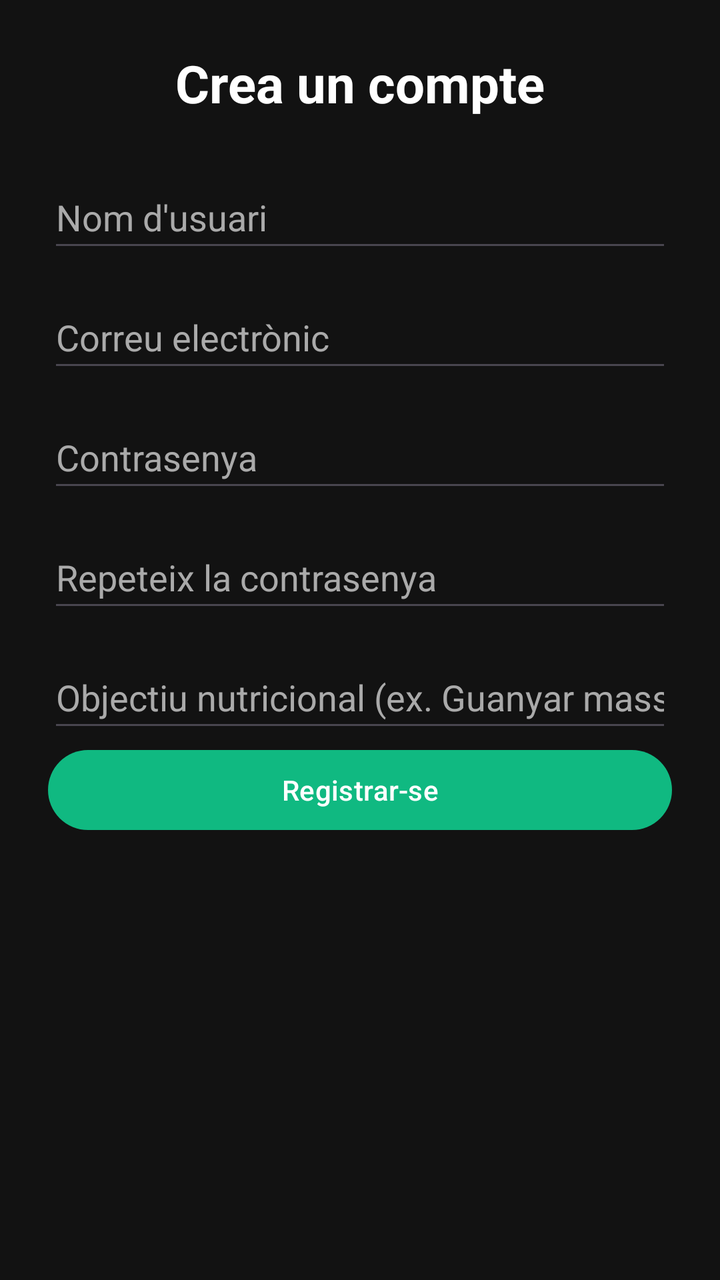
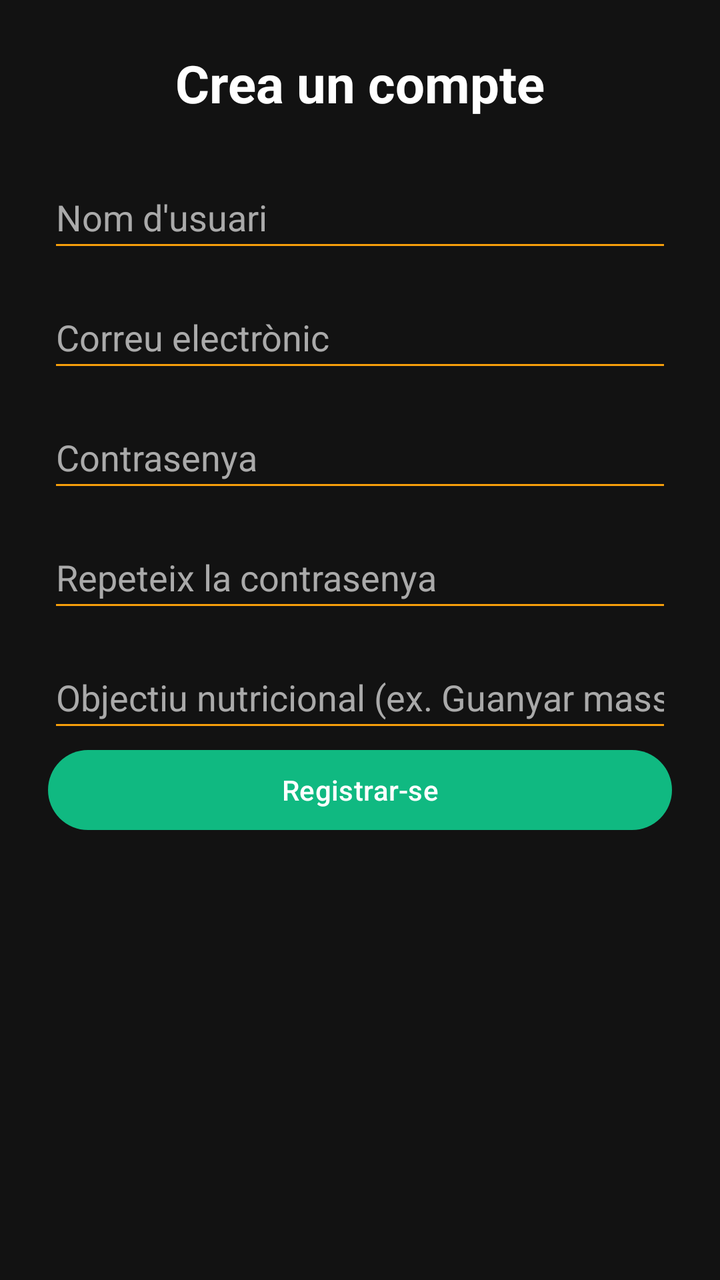

An Android layout rendered at two revisions. The XML below is the earlier revision; the diff shows what the commit changed to produce the second picture.
<!-- AndroidManifest.xml: application theme Theme.SupperApplication -->
<!-- res/layout/activity_register2.xml -->
<?xml version="1.0" encoding="utf-8"?>
<androidx.constraintlayout.widget.ConstraintLayout xmlns:android="http://schemas.android.com/apk/res/android"
    xmlns:app="http://schemas.android.com/apk/res-auto"
    xmlns:tools="http://schemas.android.com/tools"
    android:id="@+id/main"
    android:layout_width="match_parent"
    android:layout_height="match_parent"
    android:padding="24dp"
    android:background="@color/fons_principal"
    tools:context=".RegisterActivity">

    <TextView
        android:id="@+id/tvRegisterTitle"
        android:layout_width="wrap_content"
        android:layout_height="wrap_content"
        android:text="@string/register_title"
        android:textSize="26sp"
        android:textStyle="bold"
        android:textColor="@android:color/white"
        app:layout_constraintTop_toTopOf="parent"
        app:layout_constraintBottom_toTopOf="@id/etRegUser"
        app:layout_constraintStart_toStartOf="parent"
        app:layout_constraintEnd_toEndOf="parent"
        app:layout_constraintVertical_chainStyle="packed"
        android:layout_marginBottom="24dp"/>

    <EditText
        android:id="@+id/etRegUser"
        android:layout_width="0dp"
        android:layout_height="wrap_content"
        android:hint="@string/hint_username"
        android:inputType="textPersonName"
        android:minHeight="48dp"
        android:textColor="@android:color/white"
        android:textColorHint="@android:color/darker_gray"
        app:backgroundTint="@color/edit_text_tint"
        android:autofillHints="username"
        app:layout_constraintTop_toBottomOf="@id/tvRegisterTitle"
        app:layout_constraintBottom_toTopOf="@id/etRegEmail"
        app:layout_constraintStart_toStartOf="parent"
        app:layout_constraintEnd_toEndOf="parent"
        android:layout_marginBottom="12dp"/>

    <EditText
        android:id="@+id/etRegEmail"
        android:layout_width="0dp"
        android:layout_height="wrap_content"
        android:hint="@string/hint_email"
        android:inputType="textEmailAddress"
        android:minHeight="48dp"
        android:textColor="@android:color/white"
        android:textColorHint="@android:color/darker_gray"
        app:backgroundTint="@color/edit_text_tint"
        android:autofillHints="emailAddress"
        app:layout_constraintTop_toBottomOf="@id/etRegUser"
        app:layout_constraintBottom_toTopOf="@id/etRegPassword"
        app:layout_constraintStart_toStartOf="parent"
        app:layout_constraintEnd_toEndOf="parent"
        android:layout_marginBottom="12dp"/>

    <EditText
        android:id="@+id/etRegPassword"
        android:layout_width="0dp"
        android:layout_height="wrap_content"
        android:hint="@string/hint_password"
        android:inputType="textPassword"
        android:minHeight="48dp"
        android:textColor="@android:color/white"
        android:textColorHint="@android:color/darker_gray"
        app:backgroundTint="@color/edit_text_tint"
        android:autofillHints="password"
        app:layout_constraintTop_toBottomOf="@id/etRegEmail"
        app:layout_constraintBottom_toTopOf="@id/etRegConfirmPassword"
        app:layout_constraintStart_toStartOf="parent"
        app:layout_constraintEnd_toEndOf="parent"
        android:layout_marginBottom="12dp"/>

    <EditText
        android:id="@+id/etRegConfirmPassword"
        android:layout_width="0dp"
        android:layout_height="wrap_content"
        android:hint="@string/hint_confirm_password"
        android:inputType="textPassword"
        android:minHeight="48dp"
        android:textColor="@android:color/white"
        android:textColorHint="@android:color/darker_gray"
        app:backgroundTint="@color/edit_text_tint"
        android:autofillHints="password"
        app:layout_constraintTop_toBottomOf="@id/etRegPassword"
        app:layout_constraintBottom_toTopOf="@id/etRegGoal"
        app:layout_constraintStart_toStartOf="parent"
        app:layout_constraintEnd_toEndOf="parent"
        android:layout_marginBottom="12dp"/>

    <EditText
        android:id="@+id/etRegGoal"
        android:layout_width="0dp"
        android:layout_height="wrap_content"
        android:hint="@string/hint_goal"
        android:inputType="text"
        android:minHeight="48dp"
        android:textColor="@android:color/white"
        android:textColorHint="@android:color/darker_gray"
        app:backgroundTint="@color/edit_text_tint"
        app:layout_constraintTop_toBottomOf="@id/etRegConfirmPassword"
        app:layout_constraintBottom_toTopOf="@id/btnRegisterSubmit"
        app:layout_constraintStart_toStartOf="parent"
        app:layout_constraintEnd_toEndOf="parent"
        android:layout_marginBottom="24dp"/>

    <Button
        android:id="@+id/btnRegisterSubmit"
        android:layout_width="0dp"
        android:layout_height="wrap_content"
        android:text="@string/btn_register"
        android:minHeight="48dp"
        app:layout_constraintTop_toBottomOf="@id/etRegGoal"
        app:layout_constraintStart_toStartOf="parent"
        app:layout_constraintEnd_toEndOf="parent"/>

</androidx.constraintlayout.widget.ConstraintLayout>
<!-- resources referenced by this layout -->
<resources>
  <color name="fons_principal">#121212</color>
  <string name="btn_register">Registrar-se</string>
  <string name="hint_confirm_password">Repeteix la contrasenya</string>
  <string name="hint_email">Correu electrònic</string>
  <string name="hint_goal">Objectiu nutricional (ex. Guanyar massa)</string>
  <string name="hint_password">Contrasenya</string>
  <string name="hint_username">Nom d\'usuari</string>
  <string name="register_title">Crea un compte</string>
  <style name="Theme.SupperApplication" parent="Base.Theme.SupperApplication" />
  <style name="Base.Theme.SupperApplication" parent="Theme.Material3.DayNight.NoActionBar">
          
          <item name="colorPrimary">@color/verd_principal</item>
          <item name="colorSecondary">@color/alertes_o_calories</item>
          <item name="android:windowBackground">@color/fons_principal</item>
          
      </style>
  <color name="verd_principal">#10B981</color>
  <color name="alertes_o_calories">#F59E0B</color>
</resources>

<!-- the commit's change to res/layout/activity_register2.xml (unified diff, before → after) -->
@@ -33,7 +33,7 @@
         android:minHeight="48dp"
         android:textColor="@android:color/white"
         android:textColorHint="@android:color/darker_gray"
-        app:backgroundTint="@color/edit_text_tint"
+        app:backgroundTint="@color/naranja_alerta"
         android:autofillHints="username"
         app:layout_constraintTop_toBottomOf="@id/tvRegisterTitle"
         app:layout_constraintBottom_toTopOf="@id/etRegEmail"
@@ -50,7 +50,7 @@
         android:minHeight="48dp"
         android:textColor="@android:color/white"
         android:textColorHint="@android:color/darker_gray"
-        app:backgroundTint="@color/edit_text_tint"
+        app:backgroundTint="@color/naranja_alerta"
         android:autofillHints="emailAddress"
         app:layout_constraintTop_toBottomOf="@id/etRegUser"
         app:layout_constraintBottom_toTopOf="@id/etRegPassword"
@@ -67,7 +67,7 @@
         android:minHeight="48dp"
         android:textColor="@android:color/white"
         android:textColorHint="@android:color/darker_gray"
-        app:backgroundTint="@color/edit_text_tint"
+        app:backgroundTint="@color/naranja_alerta"
         android:autofillHints="password"
         app:layout_constraintTop_toBottomOf="@id/etRegEmail"
         app:layout_constraintBottom_toTopOf="@id/etRegConfirmPassword"
@@ -84,7 +84,7 @@
         android:minHeight="48dp"
         android:textColor="@android:color/white"
         android:textColorHint="@android:color/darker_gray"
-        app:backgroundTint="@color/edit_text_tint"
+        app:backgroundTint="@color/naranja_alerta"
         android:autofillHints="password"
         app:layout_constraintTop_toBottomOf="@id/etRegPassword"
         app:layout_constraintBottom_toTopOf="@id/etRegGoal"
@@ -101,7 +101,7 @@
         android:minHeight="48dp"
         android:textColor="@android:color/white"
         android:textColorHint="@android:color/darker_gray"
-        app:backgroundTint="@color/edit_text_tint"
+        app:backgroundTint="@color/naranja_alerta"
         app:layout_constraintTop_toBottomOf="@id/etRegConfirmPassword"
         app:layout_constraintBottom_toTopOf="@id/btnRegisterSubmit"
         app:layout_constraintStart_toStartOf="parent"
<!-- resource entries referenced after the edit -->
@@ -1,6 +1,7 @@
 <!-- resources referenced by this layout -->
 <resources>
   <color name="fons_principal">#121212</color>
+  <color name="naranja_alerta">#F59E0B</color>
   <string name="btn_register">Registrar-se</string>
   <string name="hint_confirm_password">Repeteix la contrasenya</string>
   <string name="hint_email">Correu electrònic</string>
